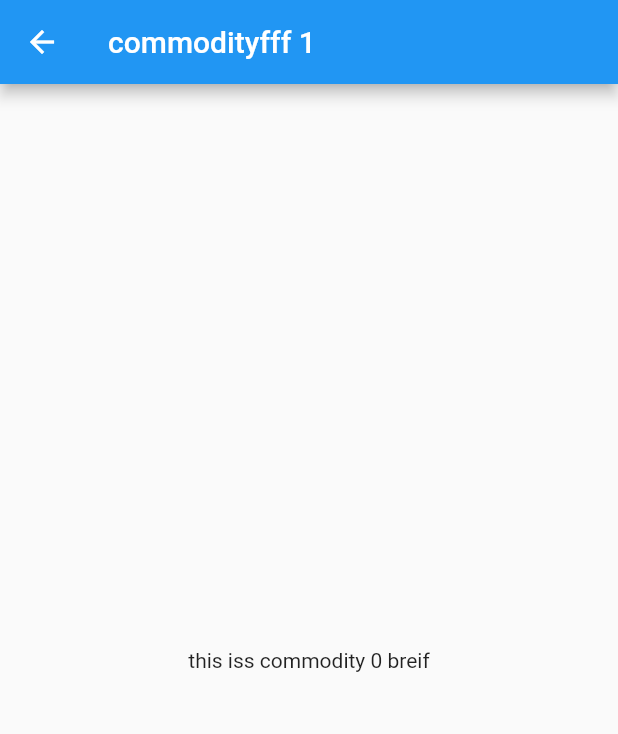
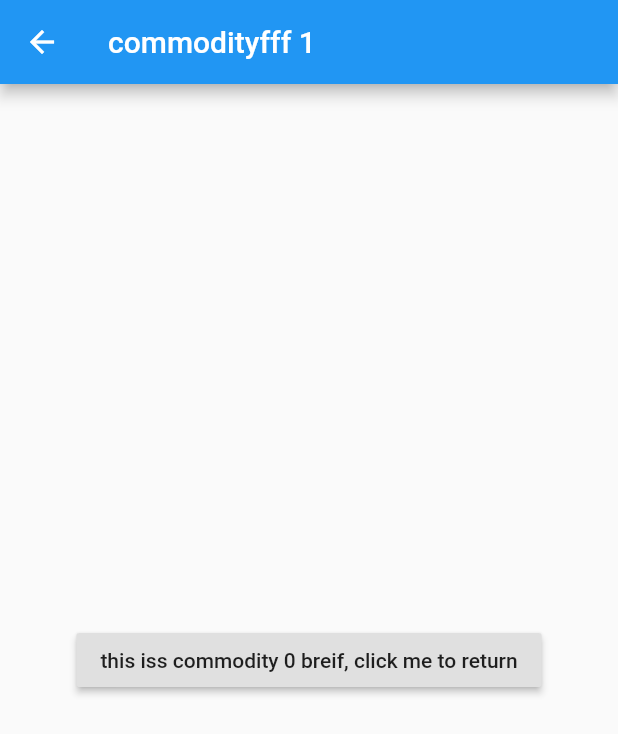
Before and after one commit to xuwentao93/flutter-learn, a Flutter app: the screen it shows after launch, after a tap on an icon or button, on a phone screen of 412 x 824 dp. Shown: the top 734 px of the screen. Run offline on Flutter 3.47's test engine with Material 2 defaults, Android fonts, the light colour scheme and no system bars.

Commit message:
return message to homepage via navigator, learn async function

```diff
--- a/lib/main.dart
+++ b/lib/main.dart
@@ -20,6 +20,13 @@ class Commodity {
 class ProductList extends StatelessWidget {
   final List<Commodity> productList;
   ProductList({ Key key, @required this.productList }): super(key: key);
+  _getRouterMessage(BuildContext context, index) async {
+    final result = await Navigator.push(
+      context,
+      MaterialPageRoute(builder: (context) => CommodityPage(commodity: productList[index]))
+    );
+    Scaffold.of(context).showSnackBar(SnackBar(content: Text('$result')));
+  }
   @override
   Widget build(BuildContext context) {
     return Scaffold(
@@ -32,12 +39,7 @@ class ProductList extends StatelessWidget {
           return ListTile(
             title: Text(productList[index].name),
             onTap: () {
-              Navigator.push(
-                context,
-                MaterialPageRoute(
-                  builder: (context) => CommodityPage(commodity: productList[index])
-                )
-              );
+              _getRouterMessage(context, index);
             },
           );
         },
@@ -56,7 +58,12 @@ class CommodityPage extends StatelessWidget {
         title: Text('${commodity.name}')
       ),
       body: Center(
-        child: Text('${commodity.brief}')
+        child: RaisedButton(
+          child: Text('${commodity.brief}, click me to return'),
+          onPressed: () {
+            Navigator.pop(context, '${commodity.name} is selected');
+          },
+        )
       )
     );
   }
```
Also changed, not shown: 1 other file.
